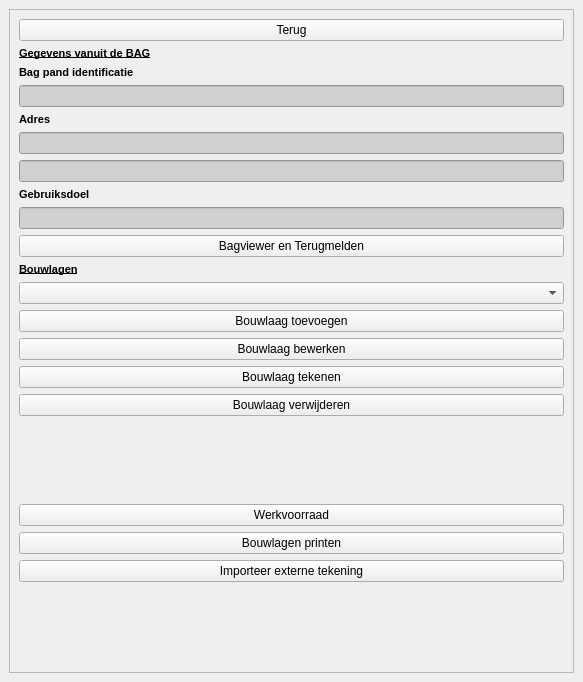
The window that plugin/oiv/bag_pand/oiv_pandgegevens_widget.ui (OIV-NL-QGIS/QGIS_project) describes before a commit, drawn with Qt 5.
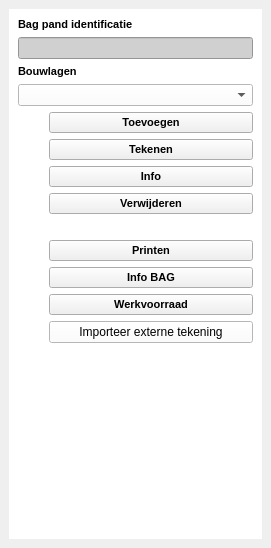
The same window after the commit. Icons and pictures are not drawn.

Patch:
```diff
--- a/plugin/oiv/bag_pand/oiv_pandgegevens_widget.ui
+++ b/plugin/oiv/bag_pand/oiv_pandgegevens_widget.ui
@@ -6,8 +6,8 @@
    <rect>
     <x>0</x>
     <y>0</y>
-    <width>583</width>
-    <height>682</height>
+    <width>271</width>
+    <height>548</height>
    </rect>
   </property>
   <property name="sizePolicy">
@@ -19,11 +19,14 @@
   <property name="minimumSize">
    <size>
     <width>109</width>
-    <height>135</height>
+    <height>352</height>
    </size>
   </property>
   <property name="features">
-   <set>QDockWidget::DockWidgetFloatable|QDockWidget::DockWidgetMovable</set>
+   <set>QDockWidget::NoDockWidgetFeatures</set>
+  </property>
+  <property name="allowedAreas">
+   <set>Qt::BottomDockWidgetArea</set>
   </property>
   <property name="windowTitle">
    <string>OIV Objecten</string>
@@ -32,6 +35,24 @@
    <layout class="QVBoxLayout" name="verticalLayout_2">
     <item>
      <widget class="QScrollArea" name="scrollArea">
+      <property name="sizePolicy">
+       <sizepolicy hsizetype="Expanding" vsizetype="Minimum">
+        <horstretch>0</horstretch>
+        <verstretch>0</verstretch>
+       </sizepolicy>
+      </property>
+      <property name="styleSheet">
+       <string notr="true">background-color: rgb(255, 255, 255);</string>
+      </property>
+      <property name="frameShape">
+       <enum>QFrame::NoFrame</enum>
+      </property>
+      <property name="frameShadow">
+       <enum>QFrame::Plain</enum>
+      </property>
+      <property name="lineWidth">
+       <number>0</number>
+      </property>
       <property name="widgetResizable">
        <bool>true</bool>
       </property>
@@ -40,67 +61,37 @@
         <rect>
          <x>0</x>
          <y>0</y>
-         <width>563</width>
-         <height>640</height>
+         <width>253</width>
+         <height>508</height>
         </rect>
        </property>
-       <layout class="QVBoxLayout" name="verticalLayout_3">
-        <item>
-         <layout class="QVBoxLayout" name="verticalLayout">
-          <item>
-           <widget class="QPushButton" name="terug">
-            <property name="text">
-             <string>Terug</string>
-            </property>
-           </widget>
-          </item>
-          <item>
-           <widget class="QLabel" name="label_12">
+       <layout class="QGridLayout" name="gridLayout">
+        <item row="7" column="0">
+         <widget class="QLabel" name="label_21">
             <property name="sizePolicy">
-             <sizepolicy hsizetype="Expanding" vsizetype="Fixed">
+           <sizepolicy hsizetype="Fixed" vsizetype="Fixed">
               <horstretch>0</horstretch>
               <verstretch>0</verstretch>
              </sizepolicy>
             </property>
-            <property name="font">
-             <font>
-              <family>Arial</family>
-              <pointsize>8</pointsize>
-              <weight>75</weight>
-              <bold>true</bold>
-              <underline>true</underline>
-              <strikeout>false</strikeout>
-             </font>
+          <property name="maximumSize">
+           <size>
+            <width>25</width>
+            <height>25</height>
+           </size>
             </property>
             <property name="text">
-             <string>Gegevens vanuit de BAG</string>
-            </property>
-           </widget>
-          </item>
-          <item>
-           <widget class="QLabel" name="label_8">
-            <property name="sizePolicy">
-             <sizepolicy hsizetype="Minimum" vsizetype="Fixed">
-              <horstretch>0</horstretch>
-              <verstretch>0</verstretch>
-             </sizepolicy>
-            </property>
-            <property name="font">
-             <font>
-              <family>Arial</family>
-              <pointsize>8</pointsize>
-              <weight>75</weight>
-              <bold>true</bold>
-              <underline>false</underline>
-              <strikeout>false</strikeout>
-             </font>
-            </property>
-            <property name="text">
-             <string>Bag pand identificatie</string>
-            </property>
-           </widget>
-          </item>
-          <item>
+           <string/>
+          </property>
+          <property name="pixmap">
+           <pixmap resource="../resources.qrc">:/plugins/oiv/config_files/png/interface/close.png</pixmap>
+          </property>
+          <property name="scaledContents">
+           <bool>true</bool>
+          </property>
+         </widget>
+        </item>
+        <item row="1" column="0" colspan="2">
            <widget class="QLineEdit" name="pand_id">
             <property name="sizePolicy">
              <sizepolicy hsizetype="Minimum" vsizetype="Fixed">
@@ -117,8 +108,11 @@
             </property>
            </widget>
           </item>
-          <item>
-           <widget class="QLabel" name="label_9">
+        <item row="5" column="1">
+         <widget class="QPushButton" name="bouwlaag_draw">
+          <property name="enabled">
+           <bool>true</bool>
+          </property>
             <property name="sizePolicy">
              <sizepolicy hsizetype="Minimum" vsizetype="Fixed">
               <horstretch>0</horstretch>
@@ -131,120 +125,36 @@
               <pointsize>8</pointsize>
               <weight>75</weight>
               <bold>true</bold>
-              <underline>false</underline>
-              <strikeout>false</strikeout>
-             </font>
-            </property>
-            <property name="text">
-             <string>Adres</string>
-            </property>
-           </widget>
-          </item>
-          <item>
-           <widget class="QLineEdit" name="adres_1">
-            <property name="sizePolicy">
-             <sizepolicy hsizetype="Minimum" vsizetype="Fixed">
-              <horstretch>0</horstretch>
-              <verstretch>0</verstretch>
-             </sizepolicy>
-            </property>
-            <property name="acceptDrops">
-             <bool>false</bool>
-            </property>
+           </font>
+          </property>
             <property name="styleSheet">
-             <string notr="true">background-color: rgb(208, 208, 208);
-border-color: rgba(255, 255, 255, 0);</string>
-            </property>
-           </widget>
-          </item>
-          <item>
-           <widget class="QLineEdit" name="adres_2">
-            <property name="sizePolicy">
-             <sizepolicy hsizetype="Minimum" vsizetype="Fixed">
-              <horstretch>0</horstretch>
-              <verstretch>0</verstretch>
-             </sizepolicy>
-            </property>
-            <property name="acceptDrops">
-             <bool>false</bool>
-            </property>
-            <property name="styleSheet">
-             <string notr="true">background-color: rgb(208, 208, 208);
-border-color: rgba(255, 255, 255, 0);</string>
-            </property>
-           </widget>
-          </item>
-          <item>
-           <widget class="QLabel" name="label_10">
-            <property name="sizePolicy">
-             <sizepolicy hsizetype="Minimum" vsizetype="Fixed">
-              <horstretch>0</horstretch>
-              <verstretch>0</verstretch>
-             </sizepolicy>
-            </property>
-            <property name="font">
-             <font>
-              <family>Arial</family>
-              <pointsize>8</pointsize>
-              <weight>75</weight>
-              <bold>true</bold>
-              <underline>false</underline>
-              <strikeout>false</strikeout>
-             </font>
-            </property>
+           <string notr="true">background-color: rgb(240, 240, 240);</string>
+          </property>
             <property name="text">
-             <string>Gebruiksdoel</string>
-            </property>
-           </widget>
-          </item>
-          <item>
-           <widget class="QLineEdit" name="gebruiksdoel">
-            <property name="sizePolicy">
-             <sizepolicy hsizetype="Minimum" vsizetype="Fixed">
-              <horstretch>0</horstretch>
-              <verstretch>0</verstretch>
-             </sizepolicy>
-            </property>
-            <property name="acceptDrops">
+           <string>Tekenen</string>
+          </property>
+          <property name="checkable">
              <bool>false</bool>
             </property>
-            <property name="styleSheet">
-             <string notr="true">background-color: rgb(208, 208, 208);
-border-color: rgba(255, 255, 255, 0);</string>
-            </property>
-           </widget>
-          </item>
-          <item>
-           <widget class="QPushButton" name="terugmelden">
-            <property name="text">
-             <string>Bagviewer en Terugmelden</string>
-            </property>
-           </widget>
-          </item>
-          <item>
-           <widget class="QLabel" name="label_15">
-            <property name="sizePolicy">
-             <sizepolicy hsizetype="Minimum" vsizetype="Fixed">
-              <horstretch>0</horstretch>
-              <verstretch>0</verstretch>
-             </sizepolicy>
-            </property>
-            <property name="font">
-             <font>
-              <family>Arial</family>
-              <pointsize>8</pointsize>
-              <weight>75</weight>
-              <bold>true</bold>
-              <underline>true</underline>
-              <strikeout>false</strikeout>
-             </font>
-            </property>
-            <property name="text">
-             <string>Bouwlagen</string>
-            </property>
-           </widget>
-          </item>
-          <item>
+         </widget>
+        </item>
+        <item row="23" column="1">
+         <spacer name="verticalSpacer_8">
+          <property name="orientation">
+           <enum>Qt::Vertical</enum>
+          </property>
+          <property name="sizeType">
+           <enum>QSizePolicy::Expanding</enum>
+          </property>
+          <property name="sizeHint" stdset="0">
+           <size>
+            <width>0</width>
+            <height>20</height>
+           </size>
+          </property>
+         </spacer>
+        </item>
+        <item row="3" column="0" colspan="2">
            <widget class="QComboBox" name="comboBox">
             <property name="sizePolicy">
              <sizepolicy hsizetype="Minimum" vsizetype="Fixed">
@@ -257,83 +167,405 @@
             </property>
            </widget>
           </item>
-          <item>
-           <widget class="QPushButton" name="bouwlaag_toevoegen">
-            <property name="text">
-             <string>Bouwlaag toevoegen</string>
-            </property>
-           </widget>
-          </item>
-          <item>
-           <widget class="QPushButton" name="bouwlaag_bewerken">
-            <property name="text">
-             <string>Bouwlaag bewerken</string>
-            </property>
-           </widget>
-          </item>
-          <item>
-           <widget class="QPushButton" name="tekenen">
+        <item row="9" column="1">
+         <widget class="QPushButton" name="bouwlaag_print">
+          <property name="enabled">
+           <bool>true</bool>
+          </property>
+          <property name="sizePolicy">
+           <sizepolicy hsizetype="Minimum" vsizetype="Fixed">
+            <horstretch>0</horstretch>
+            <verstretch>0</verstretch>
+           </sizepolicy>
+          </property>
+          <property name="font">
+           <font>
+            <family>Arial</family>
+            <pointsize>8</pointsize>
+            <weight>75</weight>
+            <bold>true</bold>
+           </font>
+          </property>
+          <property name="styleSheet">
+           <string notr="true">background-color: rgb(240, 240, 240);</string>
+          </property>
             <property name="text">
-             <string>Bouwlaag tekenen</string>
-            </property>
-           </widget>
-          </item>
-          <item>
-           <widget class="QPushButton" name="delete_f">
+           <string>Printen</string>
+          </property>
+          <property name="checkable">
+           <bool>false</bool>
+          </property>
+         </widget>
+        </item>
+        <item row="12" column="1">
+         <widget class="QPushButton" name="bouwlaag_bag">
+          <property name="enabled">
+           <bool>true</bool>
+          </property>
+          <property name="sizePolicy">
+           <sizepolicy hsizetype="Minimum" vsizetype="Fixed">
+            <horstretch>0</horstretch>
+            <verstretch>0</verstretch>
+           </sizepolicy>
+          </property>
+          <property name="font">
+           <font>
+            <family>Arial</family>
+            <pointsize>8</pointsize>
+            <weight>75</weight>
+            <bold>true</bold>
+           </font>
+          </property>
+          <property name="styleSheet">
+           <string notr="true">background-color: rgb(240, 240, 240);</string>
+          </property>
             <property name="text">
-             <string>Bouwlaag verwijderen</string>
-            </property>
-           </widget>
-          </item>
-          <item>
-           <spacer name="verticalSpacer_2">
-            <property name="orientation">
-             <enum>Qt::Vertical</enum>
-            </property>
-            <property name="sizeHint" stdset="0">
-             <size>
-              <width>20</width>
-              <height>0</height>
-             </size>
-            </property>
-           </spacer>
-          </item>
-          <item>
-           <widget class="QPushButton" name="btn_werkvoorraad">
+           <string>Info BAG</string>
+          </property>
+          <property name="checkable">
+           <bool>false</bool>
+          </property>
+         </widget>
+        </item>
+        <item row="0" column="0" colspan="2">
+         <widget class="QLabel" name="label_8">
+          <property name="sizePolicy">
+           <sizepolicy hsizetype="Minimum" vsizetype="Fixed">
+            <horstretch>0</horstretch>
+            <verstretch>0</verstretch>
+           </sizepolicy>
+          </property>
+          <property name="font">
+           <font>
+            <family>Arial</family>
+            <pointsize>8</pointsize>
+            <weight>75</weight>
+            <bold>true</bold>
+            <underline>false</underline>
+            <strikeout>false</strikeout>
+           </font>
+          </property>
             <property name="text">
-             <string>Werkvoorraad</string>
+           <string>Bag pand identificatie</string>
             </property>
            </widget>
           </item>
-          <item>
-           <widget class="QPushButton" name="printen">
+        <item row="6" column="1">
+         <widget class="QPushButton" name="bouwlaag_info">
+          <property name="enabled">
+           <bool>true</bool>
+          </property>
+          <property name="sizePolicy">
+           <sizepolicy hsizetype="Minimum" vsizetype="Fixed">
+            <horstretch>0</horstretch>
+            <verstretch>0</verstretch>
+           </sizepolicy>
+          </property>
+          <property name="font">
+           <font>
+            <family>Arial</family>
+            <pointsize>8</pointsize>
+            <weight>75</weight>
+            <bold>true</bold>
+           </font>
+          </property>
+          <property name="styleSheet">
+           <string notr="true">background-color: rgb(240, 240, 240);</string>
+          </property>
             <property name="text">
-             <string>Bouwlagen printen</string>
-            </property>
-           </widget>
-          </item>
-          <item>
+           <string>Info</string>
+          </property>
+          <property name="checkable">
+           <bool>false</bool>
+          </property>
+         </widget>
+        </item>
+        <item row="22" column="1">
            <widget class="QPushButton" name="import_2">
             <property name="text">
              <string>Importeer externe tekening</string>
             </property>
            </widget>
           </item>
-          <item>
-           <spacer name="verticalSpacer">
+        <item row="7" column="1">
+         <widget class="QPushButton" name="bouwlaag_delete">
+          <property name="enabled">
+           <bool>true</bool>
+          </property>
+          <property name="sizePolicy">
+           <sizepolicy hsizetype="Minimum" vsizetype="Fixed">
+            <horstretch>0</horstretch>
+            <verstretch>0</verstretch>
+           </sizepolicy>
+          </property>
+          <property name="font">
+           <font>
+            <family>Arial</family>
+            <pointsize>8</pointsize>
+            <weight>75</weight>
+            <bold>true</bold>
+           </font>
+          </property>
+          <property name="styleSheet">
+           <string notr="true">background-color: rgb(240, 240, 240);</string>
+          </property>
+          <property name="text">
+           <string>Verwijderen</string>
+          </property>
+          <property name="checkable">
+           <bool>false</bool>
+          </property>
+         </widget>
+        </item>
+        <item row="6" column="0">
+         <widget class="QLabel" name="label_19">
+          <property name="sizePolicy">
+           <sizepolicy hsizetype="Fixed" vsizetype="Fixed">
+            <horstretch>0</horstretch>
+            <verstretch>0</verstretch>
+           </sizepolicy>
+          </property>
+          <property name="maximumSize">
+           <size>
+            <width>25</width>
+            <height>25</height>
+           </size>
+          </property>
+          <property name="text">
+           <string/>
+          </property>
+          <property name="pixmap">
+           <pixmap resource="../resources.qrc">:/plugins/oiv/config_files/png/interface/edit.png</pixmap>
+          </property>
+          <property name="scaledContents">
+           <bool>true</bool>
+          </property>
+         </widget>
+        </item>
+        <item row="12" column="0">
+         <widget class="QLabel" name="label_17">
+          <property name="sizePolicy">
+           <sizepolicy hsizetype="Fixed" vsizetype="Fixed">
+            <horstretch>0</horstretch>
+            <verstretch>0</verstretch>
+           </sizepolicy>
+          </property>
+          <property name="maximumSize">
+           <size>
+            <width>25</width>
+            <height>25</height>
+           </size>
+          </property>
+          <property name="text">
+           <string/>
+          </property>
+          <property name="pixmap">
+           <pixmap resource="../resources.qrc">:/plugins/oiv/config_files/png/interface/touch.png</pixmap>
+          </property>
+          <property name="scaledContents">
+           <bool>true</bool>
+          </property>
+         </widget>
+        </item>
+        <item row="5" column="0">
+         <widget class="QLabel" name="label_18">
+          <property name="sizePolicy">
+           <sizepolicy hsizetype="Fixed" vsizetype="Fixed">
+            <horstretch>0</horstretch>
+            <verstretch>0</verstretch>
+           </sizepolicy>
+          </property>
+          <property name="maximumSize">
+           <size>
+            <width>25</width>
+            <height>25</height>
+           </size>
+          </property>
+          <property name="text">
+           <string/>
+          </property>
+          <property name="pixmap">
+           <pixmap resource="../resources.qrc">:/plugins/oiv/config_files/png/interface/draw.png</pixmap>
+          </property>
+          <property name="scaledContents">
+           <bool>true</bool>
+          </property>
+         </widget>
+        </item>
+        <item row="2" column="0" colspan="2">
+         <widget class="QLabel" name="label_15">
+          <property name="sizePolicy">
+           <sizepolicy hsizetype="Minimum" vsizetype="Fixed">
+            <horstretch>0</horstretch>
+            <verstretch>0</verstretch>
+           </sizepolicy>
+          </property>
+          <property name="font">
+           <font>
+            <family>Arial</family>
+            <pointsize>8</pointsize>
+            <weight>75</weight>
+            <bold>true</bold>
+            <underline>false</underline>
+            <strikeout>false</strikeout>
+           </font>
+          </property>
+          <property name="text">
+           <string>Bouwlagen</string>
+          </property>
+         </widget>
+        </item>
+        <item row="4" column="1">
+         <widget class="QPushButton" name="bouwlaag_add">
+          <property name="enabled">
+           <bool>true</bool>
+          </property>
+          <property name="sizePolicy">
+           <sizepolicy hsizetype="Minimum" vsizetype="Fixed">
+            <horstretch>0</horstretch>
+            <verstretch>0</verstretch>
+           </sizepolicy>
+          </property>
+          <property name="font">
+           <font>
+            <family>Arial</family>
+            <pointsize>8</pointsize>
+            <weight>75</weight>
+            <bold>true</bold>
+           </font>
+          </property>
+          <property name="styleSheet">
+           <string notr="true">background-color: rgb(240, 240, 240);</string>
+          </property>
+          <property name="text">
+           <string>Toevoegen</string>
+          </property>
+          <property name="checkable">
+           <bool>false</bool>
+          </property>
+         </widget>
+        </item>
+        <item row="9" column="0">
+         <widget class="QLabel" name="label_22">
+          <property name="sizePolicy">
+           <sizepolicy hsizetype="Fixed" vsizetype="Fixed">
+            <horstretch>0</horstretch>
+            <verstretch>0</verstretch>
+           </sizepolicy>
+          </property>
+          <property name="maximumSize">
+           <size>
+            <width>25</width>
+            <height>25</height>
+           </size>
+          </property>
+          <property name="text">
+           <string/>
+          </property>
+          <property name="pixmap">
+           <pixmap resource="../resources.qrc">:/plugins/oiv/config_files/png/interface/print.png</pixmap>
+          </property>
+          <property name="scaledContents">
+           <bool>true</bool>
+          </property>
+         </widget>
+        </item>
+        <item row="4" column="0">
+         <widget class="QLabel" name="label_16">
+          <property name="sizePolicy">
+           <sizepolicy hsizetype="Fixed" vsizetype="Fixed">
+            <horstretch>0</horstretch>
+            <verstretch>0</verstretch>
+           </sizepolicy>
+          </property>
+          <property name="maximumSize">
+           <size>
+            <width>25</width>
+            <height>25</height>
+           </size>
+          </property>
+          <property name="text">
+           <string/>
+          </property>
+          <property name="pixmap">
+           <pixmap resource="../resources.qrc">:/plugins/oiv/config_files/png/interface/add.png</pixmap>
+          </property>
+          <property name="scaledContents">
+           <bool>true</bool>
+          </property>
+         </widget>
+        </item>
+        <item row="8" column="1">
+         <spacer name="verticalSpacer_5">
             <property name="orientation">
              <enum>Qt::Vertical</enum>
             </property>
+          <property name="sizeType">
+           <enum>QSizePolicy::Fixed</enum>
+          </property>
             <property name="sizeHint" stdset="0">
              <size>
-              <width>20</width>
-              <height>0</height>
+            <width>0</width>
+            <height>20</height>
              </size>
             </property>
            </spacer>
           </item>
-         </layout>
+        <item row="13" column="1">
+         <widget class="QPushButton" name="bouwlaag_inventory">
+          <property name="enabled">
+           <bool>true</bool>
+          </property>
+          <property name="sizePolicy">
+           <sizepolicy hsizetype="Minimum" vsizetype="Fixed">
+            <horstretch>0</horstretch>
+            <verstretch>0</verstretch>
+           </sizepolicy>
+          </property>
+          <property name="font">
+           <font>
+            <family>Arial</family>
+            <pointsize>8</pointsize>
+            <weight>75</weight>
+            <bold>true</bold>
+           </font>
+          </property>
+          <property name="styleSheet">
+           <string notr="true">background-color: rgb(240, 240, 240);</string>
+          </property>
+          <property name="text">
+           <string>Werkvoorraad</string>
+          </property>
+          <property name="checkable">
+           <bool>false</bool>
+          </property>
+         </widget>
         </item>
+        <item row="13" column="0">
+         <widget class="QLabel" name="label_20">
+          <property name="sizePolicy">
+           <sizepolicy hsizetype="Fixed" vsizetype="Fixed">
+            <horstretch>0</horstretch>
+            <verstretch>0</verstretch>
+           </sizepolicy>
+          </property>
+          <property name="maximumSize">
+           <size>
+            <width>25</width>
+            <height>25</height>
+           </size>
+          </property>
+          <property name="text">
+           <string/>
+          </property>
+          <property name="pixmap">
+           <pixmap resource="../resources.qrc">:/plugins/oiv/config_files/png/interface/inventory.png</pixmap>
+          </property>
+          <property name="scaledContents">
+           <bool>true</bool>
+          </property>
+         </widget>
+        </item>
        </layout>
       </widget>
      </widget>
```
Left out of the diff: 3 changed lines with no effect on the pictures. Lines whose indentation alone changed are shown as unchanged.
